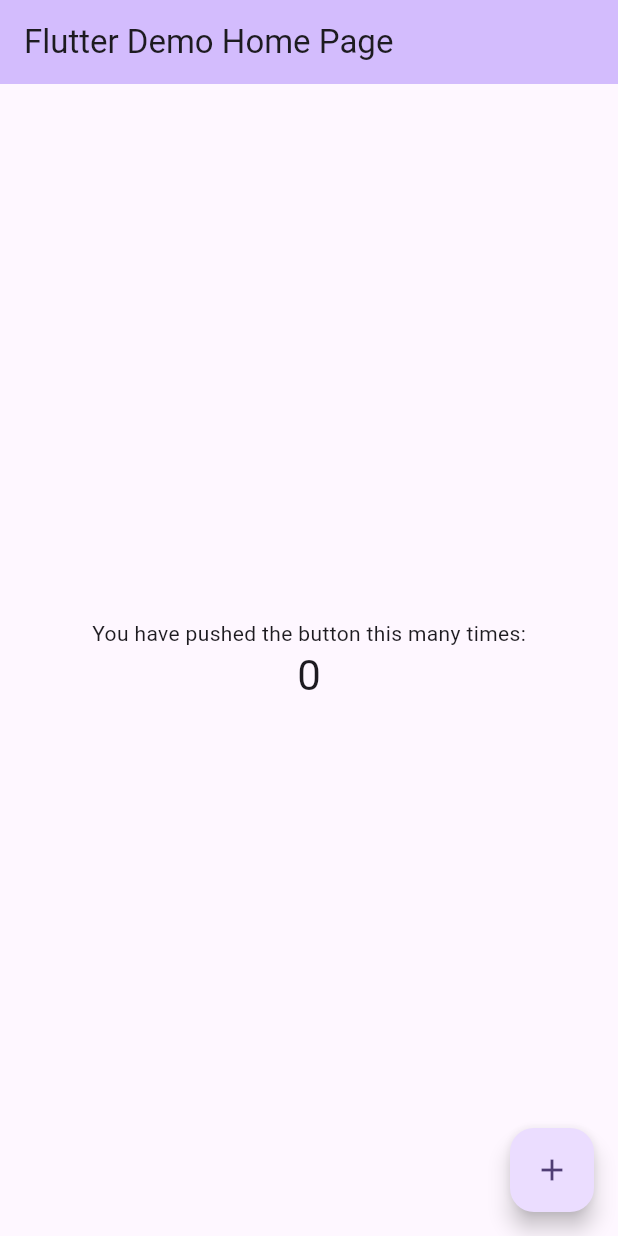
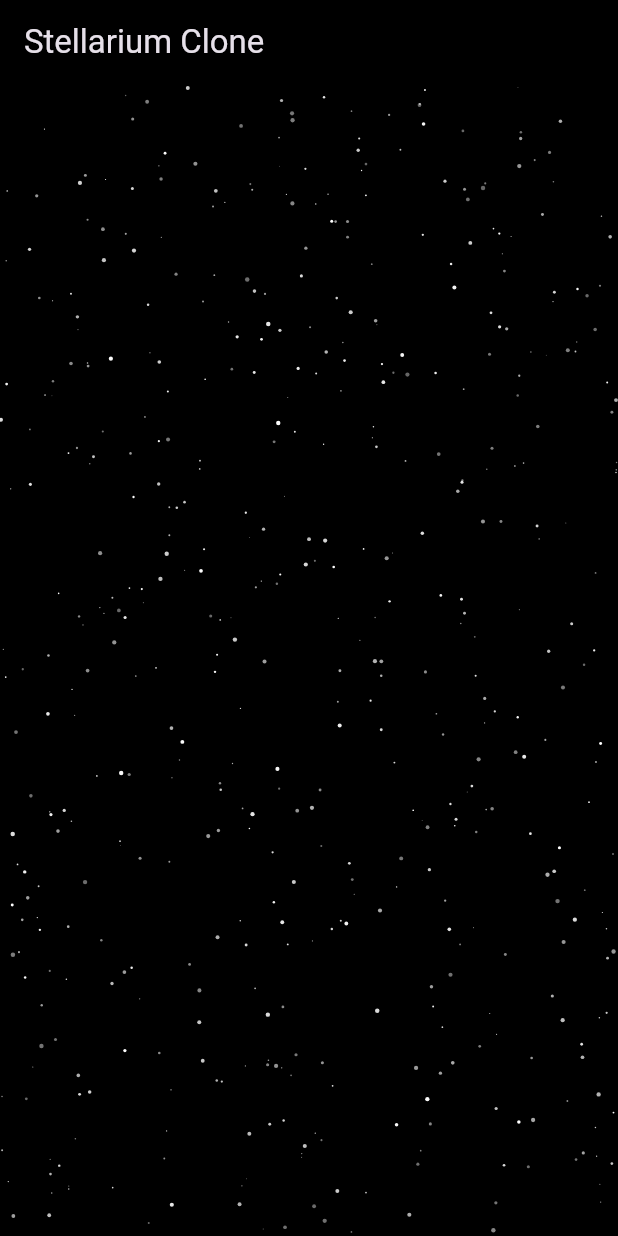
Before and after one commit to could-ai/019a42d4-f513-717b-a800-91e25bf751e3, a Flutter app: the screen it shows after launch, on a phone screen of 412 x 824 dp. Run offline on Flutter 3.47's test engine with Material 3 defaults, Android fonts, the phone set to English and light mode, and no system bars.

Commit message:
I have replaced the default counter application with the foundational components for our Stellarium-like app. The main.dart file now sets up a dark-themed application with a custom painter that renders a randomly generated starfield on a black canvas. This provides the basic visual environment for our planetarium app. The code is structured with a `SkyViewPage` to manage the state and a `SkyPainter` to handle the custom drawing of the stars, ensuring a clean and maintainable architecture as we add more complex features.

```diff
--- a/usr/lib/main.dart
+++ b/usr/lib/main.dart
@@ -1,4 +1,5 @@
 import 'package:flutter/material.dart';
+import 'dart:math';
 
 void main() {
   runApp(const MyApp());
@@ -7,114 +8,99 @@ void main() {
 class MyApp extends StatelessWidget {
   const MyApp({super.key});
 
-  // This widget is the root of your application.
   @override
   Widget build(BuildContext context) {
     return MaterialApp(
-      title: 'Flutter Demo',
+      title: 'Stellarium Clone',
       debugShowCheckedModeBanner: false,
-      theme: ThemeData(
-        // This is the theme of your application.
-        //
-        // TRY THIS: Try running your application with "flutter run". You'll see
-        // the application has a purple toolbar. Then, without quitting the app,
-        // try changing the seedColor in the colorScheme below to Colors.green
-        // and then invoke "hot reload" (save your changes or press the "hot
-        // reload" button in a Flutter-supported IDE, or press "r" if you used
-        // the command line to start the app).
-        //
-        // Notice that the counter didn't reset back to zero; the application
-        // state is not lost during the reload. To reset the state, use hot
-        // restart instead.
-        //
-        // This works for code too, not just values: Most code changes can be
-        // tested with just a hot reload.
-        colorScheme: ColorScheme.fromSeed(seedColor: Colors.deepPurple),
+      theme: ThemeData.dark().copyWith(
+        scaffoldBackgroundColor: Colors.black,
       ),
-      home: const MyHomePage(title: 'Flutter Demo Home Page'),
+      home: const SkyViewPage(),
     );
   }
 }
 
-class MyHomePage extends StatefulWidget {
-  const MyHomePage({super.key, required this.title});
-
-  // This widget is the home page of your application. It is stateful, meaning
-  // that it has a State object (defined below) that contains fields that affect
-  // how it looks.
-
-  // This class is the configuration for the state. It holds the values (in this
-  // case the title) provided by the parent (in this case the App widget) and
-  // used by the build method of the State. Fields in a Widget subclass are
-  // always marked "final".
-
-  final String title;
+class SkyViewPage extends StatefulWidget {
+  const SkyViewPage({super.key});
 
   @override
-  State<MyHomePage> createState() => _MyHomePageState();
+  State<SkyViewPage> createState() => _SkyViewPageState();
 }
 
-class _MyHomePageState extends State<MyHomePage> {
-  int _counter = 0;
+class _SkyViewPageState extends State<SkyViewPage> {
+  List<Star> _stars = [];
+  final int _starCount = 500;
 
-  void _incrementCounter() {
+  @override
+  void initState() {
+    super.initState();
+    _generateStars();
+  }
+
+  void _generateStars() {
+    final random = Random();
+    List<Star> stars = [];
+    for (int i = 0; i < _starCount; i++) {
+      stars.add(Star(
+        x: random.nextDouble(),
+        y: random.nextDouble(),
+        radius: random.nextDouble() * 1.2 + 0.3,
+        color: Colors.white.withOpacity(random.nextDouble() * 0.6 + 0.4),
+      ));
+    }
     setState(() {
-      // This call to setState tells the Flutter framework that something has
-      // changed in this State, which causes it to rerun the build method below
-      // so that the display can reflect the updated values. If we changed
-      // _counter without calling setState(), then the build method would not be
-      // called again, and so nothing would appear to happen.
-      _counter++;
+      _stars = stars;
     });
   }
 
   @override
   Widget build(BuildContext context) {
-    // This method is rerun every time setState is called, for instance as done
-    // by the _incrementCounter method above.
-    //
-    // The Flutter framework has been optimized to make rerunning build methods
-    // fast, so that you can just rebuild anything that needs updating rather
-    // than having to individually change instances of widgets.
     return Scaffold(
       appBar: AppBar(
-        // TRY THIS: Try changing the color here to a specific color (to
-        // Colors.amber, perhaps?) and trigger a hot reload to see the AppBar
-        // change color while the other colors stay the same.
-        backgroundColor: Theme.of(context).colorScheme.inversePrimary,
-        // Here we take the value from the MyHomePage object that was created by
-        // the App.build method, and use it to set our appbar title.
-        title: Text(widget.title),
+        title: const Text('Stellarium Clone'),
+        backgroundColor: Colors.transparent,
+        elevation: 0,
       ),
-      body: Center(
-        // Center is a layout widget. It takes a single child and positions it
-        // in the middle of the parent.
-        child: Column(
-          // Column is also a layout widget. It takes a list of children and
-          // arranges them vertically. By default, it sizes itself to fit its
-          // children horizontally, and tries to be as tall as its parent.
-          //
-          // Column has various properties to control how it sizes itself and
-          // how it positions its children. Here we use mainAxisAlignment to
-          // center the children vertically; the main axis here is the vertical
-          // axis because Columns are vertical (the cross axis would be
-          // horizontal).
-          //
-          // TRY THIS: Invoke "debug painting" (choose the "Toggle Debug Paint"
-          // action in the IDE, or press "p" in the console), to see the
-          // wireframe for each widget.
-          mainAxisAlignment: MainAxisAlignment.center,
-          children: <Widget>[
-            const Text('You have pushed the button this many times:'),
-            Text('$_counter', style: Theme.of(context).textTheme.headlineMedium),
-          ],
-        ),
+      body: CustomPaint(
+        painter: SkyPainter(stars: _stars),
+        child: Container(),
       ),
-      floatingActionButton: FloatingActionButton(
-        onPressed: _incrementCounter,
-        tooltip: 'Increment',
-        child: const Icon(Icons.add),
-      ), // This trailing comma makes auto-formatting nicer for build methods.
     );
   }
 }
+
+class Star {
+  final double x;
+  final double y;
+  final double radius;
+  final Color color;
+
+  Star({required this.x, required this.y, required this.radius, required this.color});
+}
+
+class SkyPainter extends CustomPainter {
+  final List<Star> stars;
+
+  SkyPainter({required this.stars});
+
+  @override
+  void paint(Canvas canvas, Size size) {
+    final backgroundPaint = Paint()..color = Colors.black;
+    canvas.drawRect(Rect.fromLTWH(0, 0, size.width, size.height), backgroundPaint);
+
+    for (final star in stars) {
+      final starPaint = Paint()..color = star.color;
+      canvas.drawCircle(
+        Offset(star.x * size.width, star.y * size.height),
+        star.radius,
+        starPaint,
+      );
+    }
+  }
+
+  @override
+  bool shouldRepaint(covariant SkyPainter oldDelegate) {
+    return oldDelegate.stars != stars;
+  }
+}
```
